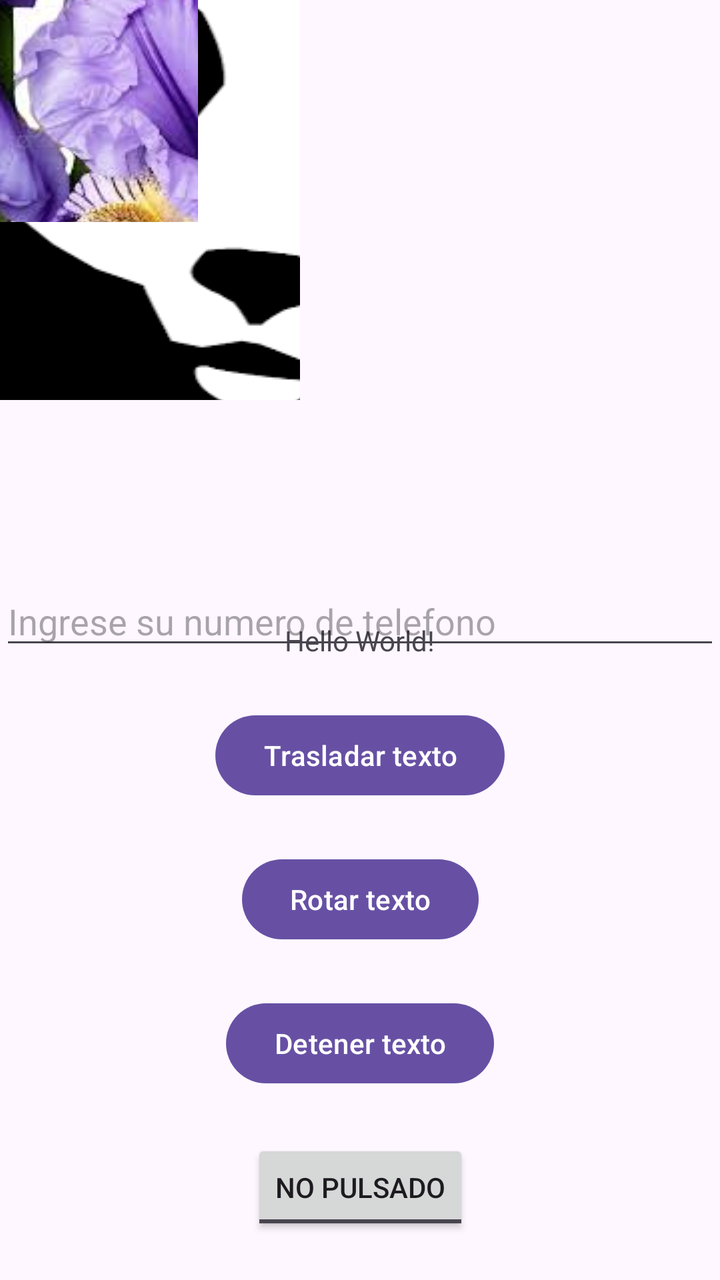
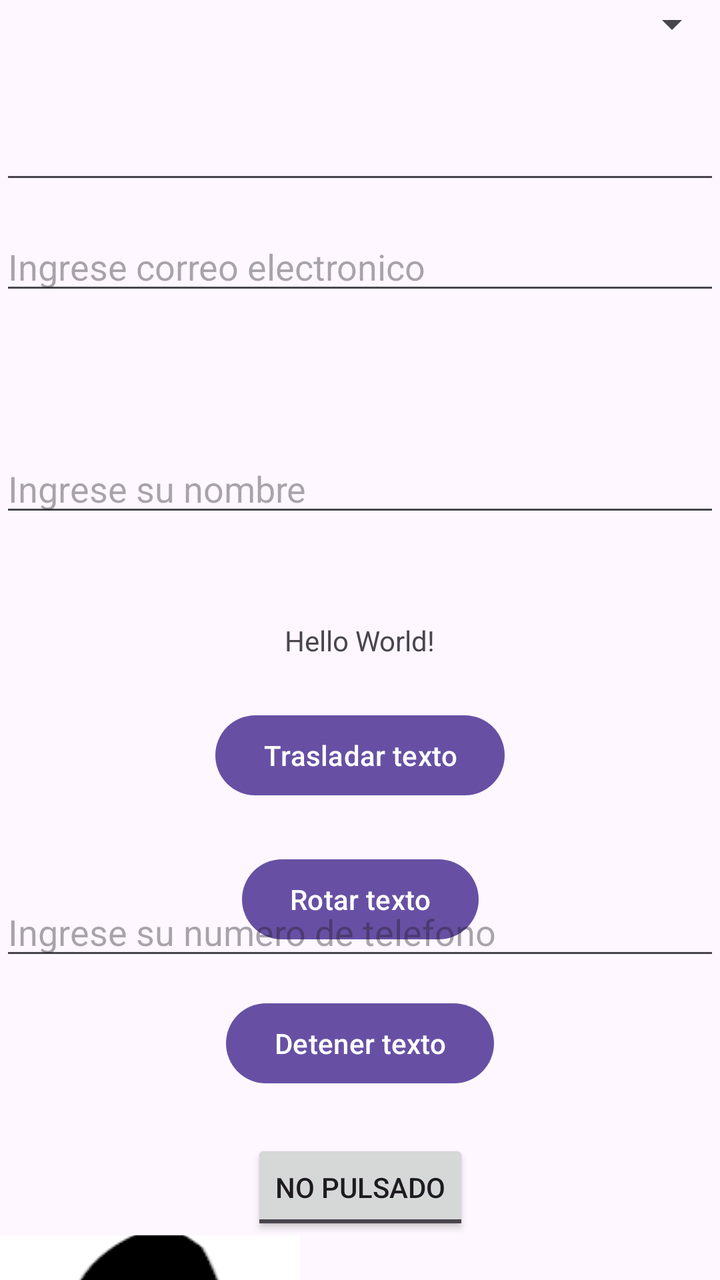

Two renders of the same Android screen: before a commit and after it. Below are the layout's source before the change and the commit's diff.
<!-- AndroidManifest.xml: application theme Theme.Tema4InterfazUsuario -->
<!-- res/layout/activity_main.xml -->
<?xml version="1.0" encoding="utf-8"?>
<androidx.constraintlayout.widget.ConstraintLayout
    xmlns:android="http://schemas.android.com/apk/res/android"
    xmlns:app="http://schemas.android.com/apk/res-auto"
    xmlns:tools="http://schemas.android.com/tools"
    android:id="@+id/main"
    android:layout_width="match_parent"
    android:layout_height="match_parent"
    tools:context=".MainActivity">

    <TextView
        android:id="@+id/texto"
        android:layout_width="wrap_content"
        android:layout_height="wrap_content"
        android:text="Hello World!"
        app:layout_constraintBottom_toBottomOf="parent"
        app:layout_constraintEnd_toEndOf="parent"
        app:layout_constraintStart_toStartOf="parent"
        app:layout_constraintTop_toTopOf="parent" />

    <Button
        android:id="@+id/boton1"
        android:layout_width="wrap_content"
        android:layout_height="wrap_content"
        android:text="Trasladar texto"
        android:layout_margin="24dp"
        app:layout_constraintTop_toBottomOf="@+id/texto"
        app:layout_constraintStart_toStartOf="parent"
        app:layout_constraintEnd_toEndOf="parent" />

    <Button
        android:id="@+id/boton2"
        android:layout_width="wrap_content"
        android:layout_height="wrap_content"
        android:text="Rotar texto"
        android:layout_margin="24dp"
        app:layout_constraintTop_toBottomOf="@id/boton1"
        app:layout_constraintStart_toStartOf="parent"
        app:layout_constraintEnd_toEndOf="parent" />

    <Button
        android:id="@+id/boton3"
        android:layout_width="wrap_content"
        android:layout_height="wrap_content"
        android:text="Detener texto"
        android:layout_margin="24dp"
        app:layout_constraintTop_toBottomOf="@id/boton2"
        app:layout_constraintStart_toStartOf="parent"
        app:layout_constraintEnd_toEndOf="parent" />

    <ToggleButton
        android:id="@+id/boton4"
        android:layout_width="wrap_content"
        android:layout_height="wrap_content"
        android:text="ToogleButton"
        android:textOff="No pulsado"
        android:textOn="Pulsado"
        android:layout_margin="24dp"
        app:layout_constraintTop_toBottomOf="@id/boton3"
        app:layout_constraintStart_toStartOf="parent"
        app:layout_constraintEnd_toEndOf="parent" />

    <ImageButton
        android:layout_width="150dp"
        android:layout_height="200dp"
        android:src="@drawable/imagen"
        tools:ignore="MissingConstraints" />

    <ImageButton
        android:layout_width="99dp"
        android:layout_height="111dp"
        android:src="@drawable/imagen2"
        tools:ignore="MissingConstraints" />

    <EditText
        android:id="@+id/numero"
        android:layout_width="match_parent"
        android:layout_height="wrap_content"
        android:hint="Ingrese su numero de telefono"
        android:inputType="number"
        app:layout_constraintBottom_toBottomOf="@+id/boton4"
        app:layout_constraintEnd_toEndOf="parent"
        app:layout_constraintTop_toTopOf="parent"
        app:layout_constraintVertical_bias="0.5" />

</androidx.constraintlayout.widget.ConstraintLayout>
<!-- resources referenced by this layout -->
<resources>
  <!-- drawable imagen: png bitmap (drawable, 11329 bytes) -->
  <!-- drawable imagen2: jpg bitmap (drawable, 38388 bytes) -->
  <style name="Theme.Tema4InterfazUsuario" parent="Base.Theme.Tema4InterfazUsuario" />
  <style name="Base.Theme.Tema4InterfazUsuario" parent="Theme.Material3.DayNight.NoActionBar">
          
          
      </style>
</resources>

<!-- the commit's change to res/layout/activity_main.xml (unified diff, before → after) -->
@@ -8,8 +8,13 @@
     android:layout_height="match_parent"
     tools:context=".MainActivity">
 
+    <LinearLayout
+        android:layout_width="match_parent"
+        android:layout_height="100dp"
+        tools:ignore="MissingConstraints" />
+
     <TextView
-        android:id="@+id/texto"
+        android:id="@+id/textoej"
         android:layout_width="wrap_content"
         android:layout_height="wrap_content"
         android:text="Hello World!"
@@ -24,7 +29,7 @@
         android:layout_height="wrap_content"
         android:text="Trasladar texto"
         android:layout_margin="24dp"
-        app:layout_constraintTop_toBottomOf="@+id/texto"
+        app:layout_constraintTop_toBottomOf="@+id/textoej"
         app:layout_constraintStart_toStartOf="parent"
         app:layout_constraintEnd_toEndOf="parent" />
 
@@ -61,15 +66,19 @@
         app:layout_constraintEnd_toEndOf="parent" />
 
     <ImageButton
+        android:id="@+id/panda"
         android:layout_width="150dp"
         android:layout_height="200dp"
         android:src="@drawable/imagen"
+        app:layout_constraintTop_toBottomOf="@id/boton4"
         tools:ignore="MissingConstraints" />
 
     <ImageButton
+        android:id="@+id/iris"
         android:layout_width="99dp"
         android:layout_height="111dp"
         android:src="@drawable/imagen2"
+        app:layout_constraintTop_toBottomOf="@id/panda"
         tools:ignore="MissingConstraints" />
 
     <EditText
@@ -78,9 +87,51 @@
         android:layout_height="wrap_content"
         android:hint="Ingrese su numero de telefono"
         android:inputType="number"
-        app:layout_constraintBottom_toBottomOf="@+id/boton4"
+        app:layout_constraintBottom_toBottomOf="@+id/iris"
         app:layout_constraintEnd_toEndOf="parent"
         app:layout_constraintTop_toTopOf="parent"
         app:layout_constraintVertical_bias="0.5" />
 
+    <EditText
+        android:id="@+id/texto"
+        android:layout_width="match_parent"
+        android:layout_height="wrap_content"
+        android:hint="Ingrese su nombre"
+        android:inputType="text"
+        app:layout_constraintBottom_toBottomOf="@+id/numero"
+        app:layout_constraintEnd_toEndOf="parent"
+        app:layout_constraintTop_toTopOf="parent"
+        app:layout_constraintVertical_bias="0.5" />
+
+    <EditText
+        android:id="@+id/textoEmail"
+        android:layout_width="match_parent"
+        android:layout_height="wrap_content"
+        android:hint="Ingrese correo electronico"
+        android:inputType="textEmailAddress"
+        app:layout_constraintBottom_toBottomOf="@+id/texto"
+        app:layout_constraintEnd_toEndOf="parent"
+        app:layout_constraintTop_toTopOf="parent"
+        app:layout_constraintVertical_bias="0.5" />
+
+    <AutoCompleteTextView
+        android:id="@+id/autoTexto"
+        android:layout_width="match_parent"
+        android:layout_height="wrap_content"
+        android:completionHint="Elige una opcion"
+        android:completionThreshold="4"
+        app:layout_constraintBottom_toBottomOf="@id/textoEmail"
+        app:layout_constraintEnd_toEndOf="parent"
+        app:layout_constraintTop_toTopOf="parent"
+        app:layout_constraintEnd_toStartOf="parent" />
+
+    <Spinner
+        android:id="@+id/miSpinner"
+        android:layout_width="match_parent"
+        android:layout_height="wrap_content"
+        tools:ignore="MissingConstraints" />
+
+
+
+
 </androidx.constraintlayout.widget.ConstraintLayout>
